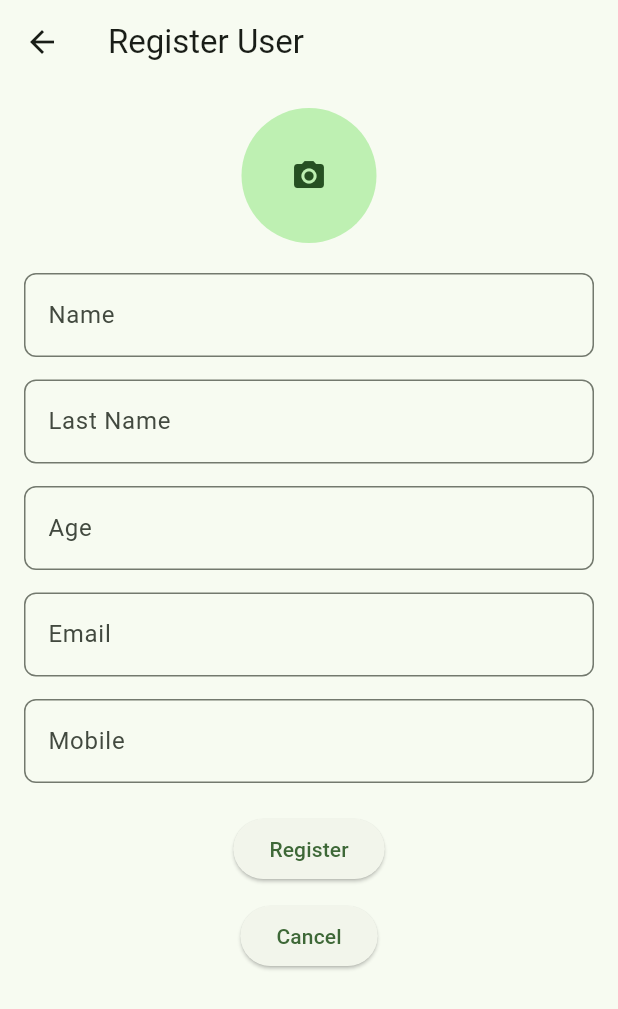
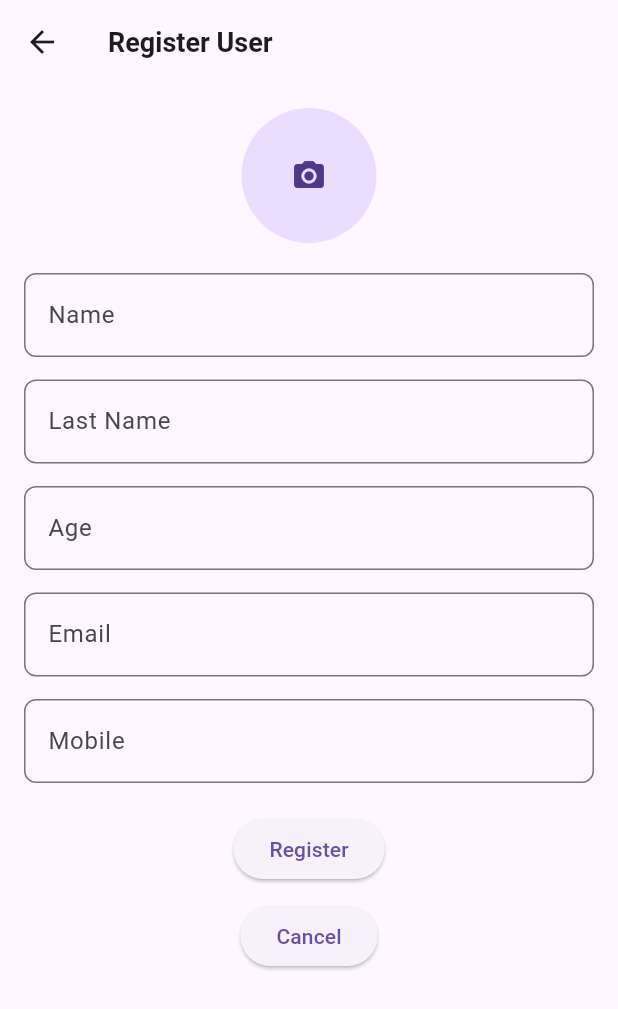
Before and after one commit to lukiesluke88/alamanah_flutter, a Flutter app: the screen it shows after launch, in the side drawer, after a tap on "Registration", on a phone screen of 412 x 824 dp. Shown: the top 1009 px of the screen. Run offline on Flutter 3.47's test engine with Material 3 defaults, Android fonts, the phone set to English and light mode, and no system bars; our stand-ins replace cloud_firestore, firebase_core, firebase_storage, flutter_image_compress, flutter_slidable, image_picker and 1 more; accounts and stored records are empty; Roboto replaces fonts that are missing (Poppins).

Commit message:
Add style using theme

```diff
--- a/lib/main.dart
+++ b/lib/main.dart
@@ -1,9 +1,11 @@
 import 'package:alamanah/l10n/app_localizations.dart';
 import 'package:alamanah/navigation_page.dart';
+import 'package:alamanah/theme/app_text_styles.dart';
+import 'package:firebase_core/firebase_core.dart';
 import 'package:flutter/material.dart';
 import 'package:flutter_localizations/flutter_localizations.dart';
-import 'package:firebase_core/firebase_core.dart';
 import 'package:provider/provider.dart';
+
 import 'viewmodels/user_viewmodel.dart';
 
 void main() async {
@@ -36,10 +38,17 @@ class _MyAppState extends State<MyApp> {
       child: MaterialApp(
         title: 'Flutter Demo',
         theme: ThemeData(
-          colorScheme: ColorScheme.fromSeed(
-            seedColor: const Color.fromARGB(255, 4, 80, 11),
+          fontFamily: 'Poppins',
+          textTheme: const TextTheme(
+            displayLarge: AppTextStyles.headingLarge,
+            displayMedium: AppTextStyles.headingMedium,
+            displaySmall: AppTextStyles.headingSmall,
+            titleLarge: AppTextStyles.titleLarge,
+            titleMedium: AppTextStyles.titleMedium,
+            titleSmall: AppTextStyles.titleSmall,
+            bodyMedium: AppTextStyles.bodyMedium,
+            bodySmall: AppTextStyles.bodySmall,
           ),
-          useMaterial3: true,
         ),
 
         debugShowCheckedModeBanner: false,
--- /dev/null
+++ b/lib/theme/app_text_styles.dart
@@ -0,0 +1,63 @@
+import 'package:flutter/material.dart';
+
+class AppTextStyles {
+  static const String fontFamily = 'Poppins';
+
+  static const TextStyle headingLarge = TextStyle(
+    fontSize: 32,
+    fontWeight: FontWeight.bold,
+    fontFamily: fontFamily,
+  );
+
+  static const TextStyle headingMedium = TextStyle(
+    fontSize: 28,
+    fontWeight: FontWeight.bold,
+    fontFamily: fontFamily,
+  );
+
+  static const TextStyle headingSmall = TextStyle(
+    fontSize: 26,
+    fontWeight: FontWeight.bold,
+    fontFamily: fontFamily,
+  );
+
+  static const TextStyle titleLarge = TextStyle(
+    fontSize: 18,
+    color: Colors.black,
+    fontWeight: FontWeight.bold,
+    fontFamily: fontFamily,
+  );
+
+  static const TextStyle titleMedium = TextStyle(
+    fontSize: 16,
+    color: Colors.black87,
+    fontWeight: FontWeight.bold,
+    fontFamily: fontFamily,
+  );
+
+  static const TextStyle titleSmall = TextStyle(
+    fontSize: 14,
+    color: Colors.black87,
+    fontWeight: FontWeight.bold,
+    fontFamily: fontFamily,
+  );
+
+  static const TextStyle bodyLarge= TextStyle(
+    fontSize: 16,
+    fontWeight: FontWeight.normal,
+    fontFamily: fontFamily,
+  );
+
+  static const TextStyle bodyMedium = TextStyle(
+    fontSize: 14,
+    fontWeight: FontWeight.normal,
+    fontFamily: fontFamily,
+  );
+
+  static const TextStyle bodySmall = TextStyle(
+    fontSize: 12,
+    fontWeight: FontWeight.normal,
+    fontFamily: fontFamily,
+  );
+
+}
--- a/lib/view/component/home_item_view.dart
+++ b/lib/view/component/home_item_view.dart
@@ -76,14 +76,13 @@ class HomeItemView extends StatelessWidget {
                   children: [
                     Text(
                       user.name,
-                      style: const TextStyle(
-                        fontSize: 16,
-                        fontWeight: FontWeight.bold,
-                      ),
+                      style: Theme.of(context).textTheme.titleMedium,
                     ),
                     Text(
                       user.email,
-                      style: const TextStyle(fontSize: 14, color: Colors.grey),
+                      style: Theme.of(context).textTheme.titleSmall?.copyWith(
+                        fontWeight: FontWeight.normal,
+                      ),
                     ),
                   ],
                 ),
@@ -99,7 +98,7 @@ class HomeItemView extends StatelessWidget {
           child: Column(
             crossAxisAlignment: CrossAxisAlignment.start,
             children: [
-              Text(user.mobile),
+              Text(user.mobile, style: Theme.of(context).textTheme.bodyMedium),
 
               const SizedBox(height: 8),
 
@@ -119,7 +118,7 @@ class HomeItemView extends StatelessWidget {
                   Icon(Icons.thumb_up_alt_outlined),
                   SizedBox(width: 4),
                   Text("Like"),
-                  SizedBox(width: 24),
+                  SizedBox(width: 28),
                   Icon(Icons.comment_outlined),
                   SizedBox(width: 4),
                   Text("Comment"),
--- a/lib/view/home_page.dart
+++ b/lib/view/home_page.dart
@@ -20,8 +20,7 @@ class _HomePageState extends State<HomePage> {
   @override
   void initState() {
     super.initState();
-    Future.microtask(() =>
-        context.read<UserViewModel>().loadUsers());
+    Future.microtask(() => context.read<UserViewModel>().loadUsers());
   }
 
   void _onSearchChanged(String value) {
```
Lines whose indentation alone changed are shown as unchanged.
